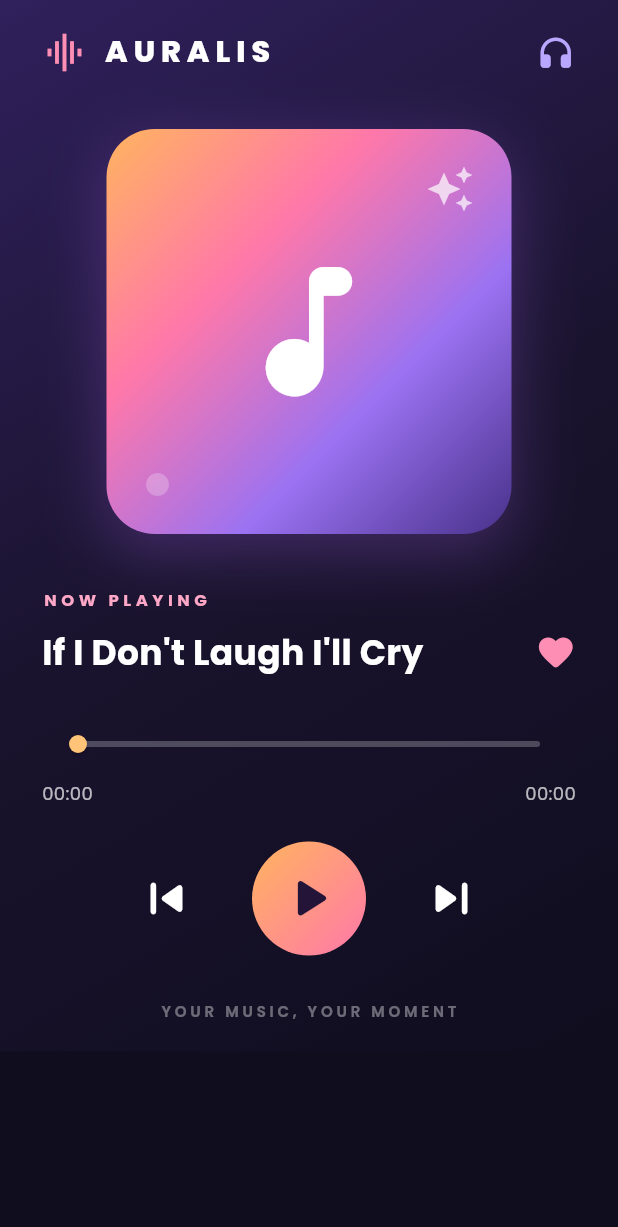
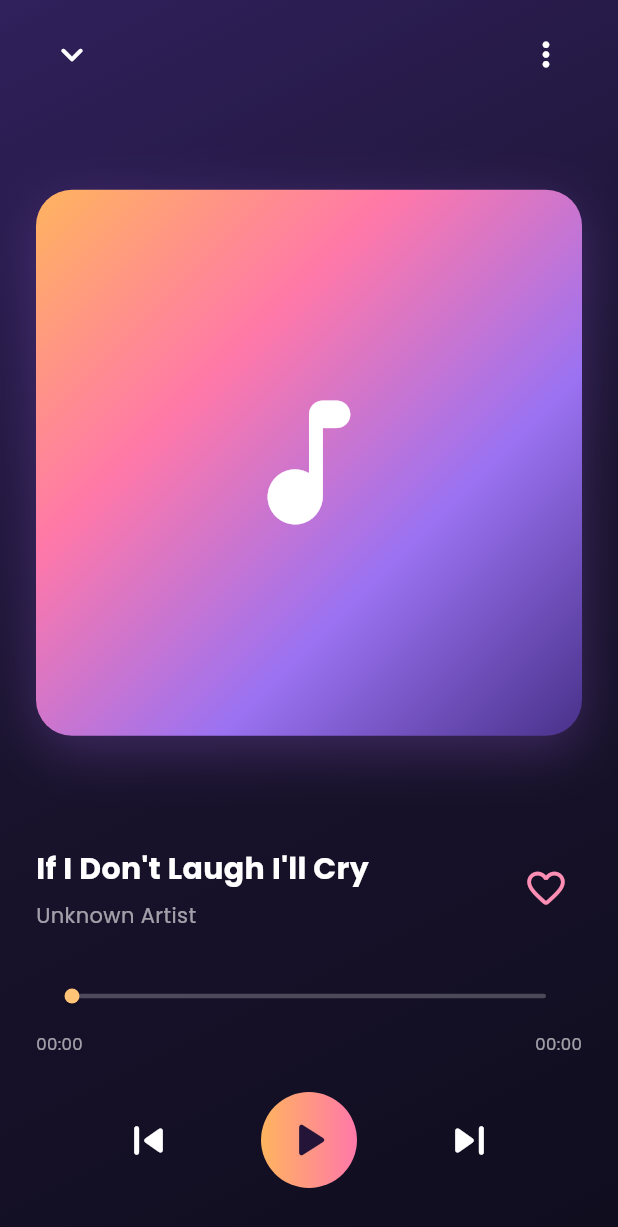
Before and after one commit to ainaya27/auralis, a Flutter app: the screen it shows after launch, on a phone screen of 412 x 824 dp. Shown: the top 1227 px of the screen. Run offline on Flutter 3.47's test engine with Material 3 defaults, Android fonts, the phone set to English and light mode, and no system bars; our stand-ins replace google_fonts, just_audio.

Commit message:
fitting with the UI plan.

```diff
--- a/lib/features/home/pages/home_page.dart
+++ b/lib/features/home/pages/home_page.dart
@@ -137,7 +137,7 @@ class _HomePageState extends State<HomePage> {
     );
 
     return Scaffold(
-      backgroundColor: const Color(0xFF100D1F),
+      backgroundColor: const Color(0xFF17151F),
       body: Container(
         decoration: const BoxDecoration(
           gradient: LinearGradient(
@@ -147,45 +147,45 @@ class _HomePageState extends State<HomePage> {
           ),
         ),
         child: SafeArea(
-          child: SingleChildScrollView(
-            padding: const EdgeInsets.symmetric(horizontal: 28, vertical: 20),
+          child: Padding(
+            padding: const EdgeInsets.symmetric(horizontal: 24, vertical: 12),
             child: Column(
               children: [
-                // Header
+                // Top bar
                 Row(
+                  mainAxisAlignment: MainAxisAlignment.spaceBetween,
                   children: [
-                    const Icon(
-                      Icons.graphic_eq,
-                      color: Color(0xFFFF8EB4),
+                    IconButton(
+                      onPressed: () {},
+                      icon: const Icon(
+                        Icons.keyboard_arrow_down_rounded,
+                        color: Colors.white,
                         size: 30,
                       ),
-                    const SizedBox(width: 10),
-                    const Text(
-                      'AURALIS',
-                      style: TextStyle(
+                    ),
+                    IconButton(
+                      onPressed: () {},
+                      icon: const Icon(
+                        Icons.more_vert,
                         color: Colors.white,
-                        fontSize: 20,
-                        fontWeight: FontWeight.w800,
-                        letterSpacing: 4,
+                        size: 26,
                       ),
-                    ),
-                    const Spacer(),
-                    const Icon(
-                      Icons.headphones_rounded,
-                      color: Color(0xFFB9A7FF),
-                      size: 27,
                     ),
                   ],
                 ),
 
-                const SizedBox(height: 36),
+                const SizedBox(height: 16),
 
-                // Album artwork placeholder
-                Container(
-                  width: 270,
-                  height: 270,
+                // Album cover
+                Expanded(
+                  flex: 5,
+                  child: Center(
+                    child: AspectRatio(
+                      aspectRatio: 1,
+                      child: Container(
+                        width: double.infinity,
                         decoration: BoxDecoration(
-                    borderRadius: BorderRadius.circular(32),
+                          borderRadius: BorderRadius.circular(24),
                           gradient: const LinearGradient(
                             begin: Alignment.topLeft,
                             end: Alignment.bottomRight,
@@ -198,85 +198,67 @@ class _HomePageState extends State<HomePage> {
                           ),
                           boxShadow: [
                             BoxShadow(
-                        color: const Color(0xFFB16BFF).withValues(alpha: 0.25),
-                        blurRadius: 35,
-                        spreadRadius: 2,
-                        offset: const Offset(0, 12),
+                              color: const Color(
+                                0xFFB16BFF,
+                              ).withValues(alpha: 0.25),
+                              blurRadius: 30,
+                              offset: const Offset(0, 10),
                             ),
                           ],
                         ),
-                  child: const Stack(
-                    alignment: Alignment.center,
-                    children: [
-                      Positioned(
-                        top: 24,
-                        right: 25,
-                        child: Icon(
-                          Icons.auto_awesome,
-                          color: Colors.white70,
-                          size: 32,
+                        child: const Icon(
+                          Icons.music_note_rounded,
+                          color: Colors.white,
+                          size: 110,
                         ),
                       ),
-                      Icon(
-                        Icons.music_note_rounded,
+                    ),
+                  ),
+                ),
+
+                const SizedBox(height: 24),
+
+                // Song information
+                Row(
+                  children: [
+                    Expanded(
+                      child: Column(
+                        crossAxisAlignment: CrossAxisAlignment.start,
+                        children: [
+                          Text(
+                            currentSong,
+                            maxLines: 1,
+                            overflow: TextOverflow.ellipsis,
+                            style: const TextStyle(
                               color: Colors.white,
-                        size: 115,
+                              fontSize: 20,
+                              fontWeight: FontWeight.bold,
                             ),
-                      Positioned(
-                        bottom: 24,
-                        left: 25,
-                        child: Icon(
-                          Icons.circle,
-                          color: Colors.white24,
-                          size: 18,
+                          ),
+                          const SizedBox(height: 6),
+                          const Text(
+                            'Unknown Artist',
+                            style: TextStyle(
+                              color: Colors.white60,
+                              fontSize: 14,
                             ),
                           ),
                         ],
                       ),
                     ),
-
-                const SizedBox(height: 36),
-
-                // Song information
-                const Align(
-                  alignment: Alignment.centerLeft,
-                  child: Text(
-                    'NOW PLAYING',
-                    style: TextStyle(
-                      color: Color(0xFFFFA7C7),
-                      fontSize: 11,
-                      fontWeight: FontWeight.bold,
-                      letterSpacing: 3,
+                    const SizedBox(width: 12),
+                    IconButton(
+                      onPressed: () {},
+                      icon: const Icon(
+                        Icons.favorite_border_rounded,
+                        color: Color(0xFFFF8EB4),
+                        size: 30,
                       ),
-                  ),
-                ),
-
-                const SizedBox(height: 12),
-
-                Row(
-                  crossAxisAlignment: CrossAxisAlignment.center,
-                  children: [
-                    Expanded(
-                      child: Text(
-                        currentSong,
-                        style: const TextStyle(
-                          color: Colors.white,
-                          fontSize: 23,
-                          fontWeight: FontWeight.bold,
-                          height: 1.3,
-                        ),
-                      ),
-                    ),
-                    const SizedBox(width: 12),
-                    const Icon(
-                      Icons.favorite_rounded,
-                      color: Color(0xFFFF8EB4),
-                      size: 27,
                     ),
                   ],
                 ),
 
-                const SizedBox(height: 22),
+                const SizedBox(height: 20),
 
                 // Playback slider
                 SliderTheme(
@@ -285,9 +267,9 @@ class _HomePageState extends State<HomePage> {
                     inactiveTrackColor: Colors.white24,
                     thumbColor: const Color(0xFFFFC477),
                     overlayColor: const Color(0x33FF8EB4),
-                    trackHeight: 4,
+                    trackHeight: 3,
                     thumbShape: const RoundSliderThumbShape(
-                      enabledThumbRadius: 6,
+                      enabledThumbRadius: 5,
                     ),
                   ),
                   child: Slider(
@@ -299,21 +281,22 @@ class _HomePageState extends State<HomePage> {
                   ),
                 ),
 
+                // Time labels
                 Row(
                   mainAxisAlignment: MainAxisAlignment.spaceBetween,
                   children: [
                     Text(
                       formatDuration(currentPosition),
                       style: const TextStyle(
-                        color: Colors.white70,
-                        fontSize: 12,
+                        color: Colors.white60,
+                        fontSize: 11,
                       ),
                     ),
                     Text(
                       formatDuration(totalDuration),
                       style: const TextStyle(
-                        color: Colors.white70,
-                        fontSize: 12,
+                        color: Colors.white60,
+                        fontSize: 11,
                       ),
                     ),
                   ],
@@ -323,25 +306,21 @@ class _HomePageState extends State<HomePage> {
 
                 // Playback controls
                 Row(
-                  mainAxisAlignment: MainAxisAlignment.center,
+                  mainAxisAlignment: MainAxisAlignment.spaceEvenly,
                   children: [
                     IconButton(
                       onPressed: previousSong,
                       icon: const Icon(Icons.skip_previous_rounded),
                       color: Colors.white,
-                      iconSize: 42,
+                      iconSize: 38,
                     ),
 
-                    const SizedBox(width: 28),
-
                     Container(
-                      width: 76,
-                      height: 76,
+                      width: 64,
+                      height: 64,
                       decoration: const BoxDecoration(
                         shape: BoxShape.circle,
                         gradient: LinearGradient(
-                          begin: Alignment.topLeft,
-                          end: Alignment.bottomRight,
                           colors: [Color(0xFFFFB45F), Color(0xFFFF78A9)],
                         ),
                       ),
@@ -352,33 +331,21 @@ class _HomePageState extends State<HomePage> {
                               ? Icons.pause_rounded
                               : Icons.play_arrow_rounded,
                           color: const Color(0xFF241438),
-                          size: 45,
+                          size: 40,
                         ),
                       ),
                     ),
-
-                    const SizedBox(width: 28),
 
                     IconButton(
                       onPressed: nextSong,
                       icon: const Icon(Icons.skip_next_rounded),
                       color: Colors.white,
-                      iconSize: 42,
+                      iconSize: 38,
                     ),
                   ],
                 ),
 
-                const SizedBox(height: 30),
-
-                const Text(
-                  'YOUR MUSIC, YOUR MOMENT',
-                  style: TextStyle(
-                    color: Colors.white38,
-                    fontSize: 10,
-                    letterSpacing: 2.5,
-                    fontWeight: FontWeight.w600,
-                  ),
-                ),
+                const SizedBox(height: 20),
               ],
             ),
           ),
```
Lines whose indentation alone changed are shown as unchanged.
